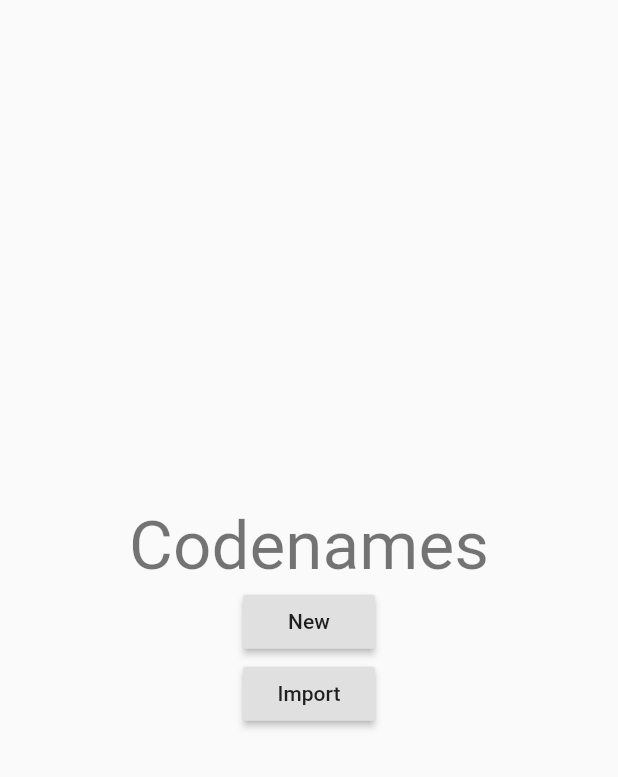
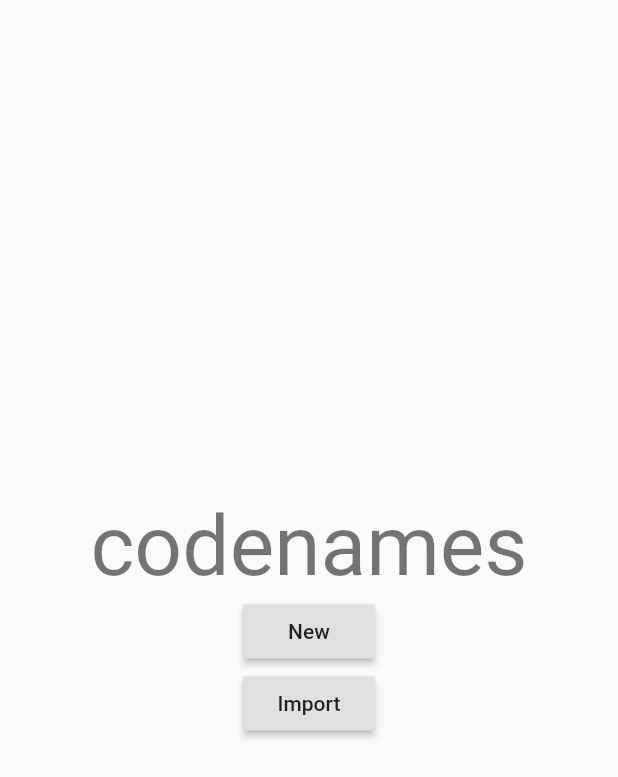
Before and after one commit to ImperialOctopus/codenames-offline, a Flutter app: the screen it shows after launch, on a phone screen of 412 x 824 dp. Shown: the top 777 px of the screen. Run offline on Flutter 3.47's test engine with Material 2 defaults, Android fonts, the phone set to English and light mode, and no system bars; our stand-ins replace bloc, equatable, flutter_bloc; missing offline and left inert: baseconvert.

```diff
--- a/lib/screen/menu_screen.dart
+++ b/lib/screen/menu_screen.dart
@@ -13,8 +13,8 @@ class MenuScreen extends StatelessWidget {
           mainAxisAlignment: MainAxisAlignment.center,
           children: [
             Text(
-              'Codenames',
-              style: Theme.of(context).textTheme.headline3,
+              'codenames',
+              style: Theme.of(context).textTheme.headline2,
             ),
             RaisedButton(
                 child: Text('New'),
```
Also changed, not shown: lib/screen/export_screen.dart (+10 -4 lines).
